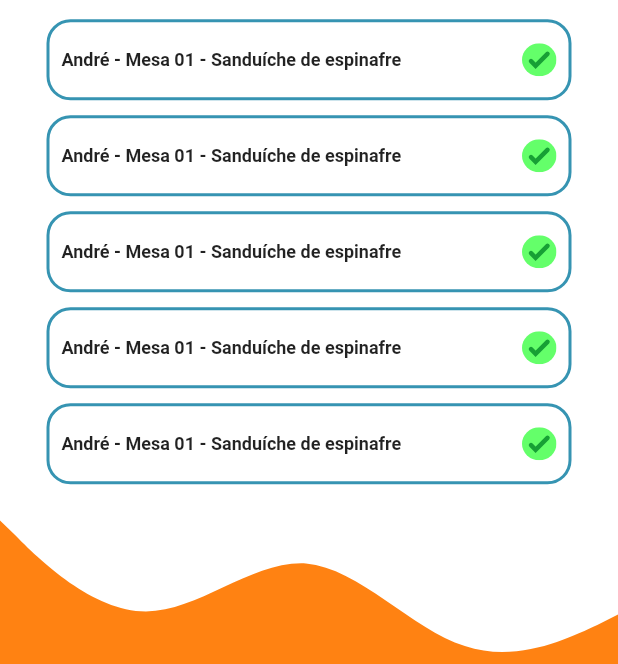
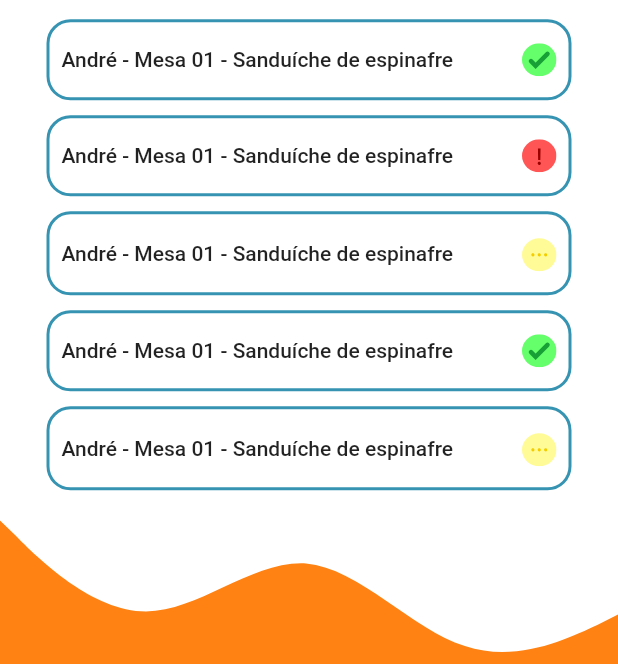
Before and after one commit to Reactweb23/e_pedidos, a Flutter app: the HomePag screen opened by its route, on a phone screen of 412 x 824 dp, the part 572-1236 px from its top. Run offline on Flutter 3.47's test engine with Material 2 defaults, Android fonts, the light colour scheme and no system bars; our stand-ins replace flutter_svg.

Commit message:
refactor: ajusted custom card orders and drawer

```diff
--- a/lib/pages/home_page.dart
+++ b/lib/pages/home_page.dart
@@ -37,11 +37,26 @@ class _HomePagState extends State<HomePag> {
               Expanded(
                   child: ListView(
                 children: const [
-                  CardOrders(),
-                  CardOrders(),
-                  CardOrders(),
-                  CardOrders(),
-                  CardOrders(),
+                  CardOrders(
+                    text: 'André - Mesa 01 - Sanduíche de espinafre',
+                    svgPath: 'lib/assets/icons_orders/icon_green.svg',
+                  ),
+                  CardOrders(
+                    text: 'André - Mesa 01 - Sanduíche de espinafre',
+                    svgPath: 'lib/assets/icons_orders/icon_red.svg',
+                  ),
+                  CardOrders(
+                    text: 'André - Mesa 01 - Sanduíche de espinafre',
+                    svgPath: 'lib/assets/icons_orders/icon_yellow.svg',
+                  ),
+                  CardOrders(
+                    text: 'André - Mesa 01 - Sanduíche de espinafre',
+                    svgPath: 'lib/assets/icons_orders/icon_green.svg',
+                  ),
+                  CardOrders(
+                    text: 'André - Mesa 01 - Sanduíche de espinafre',
+                    svgPath: 'lib/assets/icons_orders/icon_yellow.svg',
+                  ),
                 ],
               ))
             ],
--- a/lib/pages/orders_page.dart
+++ b/lib/pages/orders_page.dart
@@ -11,6 +11,9 @@ class OrdersPage extends StatefulWidget {
 class _OrdersPageState extends State<OrdersPage> {
   @override
   Widget build(BuildContext context) {
-    return const CustomLayout(child: Text('pedidos'));
+    return const CustomLayout(
+      child: Scaffold(
+
+      ));
   }
 }
--- a/lib/shared/widgets/custom_card_orders.dart
+++ b/lib/shared/widgets/custom_card_orders.dart
@@ -2,7 +2,14 @@ import 'package:flutter/material.dart';
 import 'package:flutter_svg/flutter_svg.dart';
 
 class CardOrders extends StatefulWidget {
-  const CardOrders({super.key});
+  final String text;
+  final String svgPath;
+
+  const CardOrders({
+    Key? key,
+    required this.text,
+    required this.svgPath,
+  }) : super(key: key);
 
   @override
   State<CardOrders> createState() => _CardOrdersState();
@@ -17,15 +24,20 @@ class _CardOrdersState extends State<CardOrders> {
         padding: const EdgeInsets.symmetric(horizontal: 8, vertical: 14),
         width: MediaQuery.of(context).size.width,
         decoration: BoxDecoration(
-            borderRadius: BorderRadius.circular(16),
-            border: Border.all(
-                color: const Color.fromRGBO(54, 148, 178, 1), width: 2.0)),
+          borderRadius: BorderRadius.circular(16),
+          border: Border.all(
+            color: const Color.fromRGBO(54, 148, 178, 1),
+            width: 2.0,
+          ),
+        ),
         child: Row(
           mainAxisAlignment: MainAxisAlignment.spaceBetween,
           children: [
-            const Text('André - Mesa 01 - Sanduíche de espinafre',
-                style: TextStyle(fontSize: 12, fontWeight: FontWeight.w700)),
-            SvgPicture.asset('lib/assets/icons_orders/icon_green.svg'),
+            Text(
+              widget.text,
+              style: const TextStyle(fontSize: 14, fontWeight: FontWeight.w500),
+            ),
+            SvgPicture.asset(widget.svgPath),
           ],
         ),
       ),
--- a/lib/shared/widgets/custom_drawer.dart
+++ b/lib/shared/widgets/custom_drawer.dart
@@ -30,9 +30,12 @@ class _CustomDrawerState extends State<CustomDrawer> {
             style: TextStyle(
                 fontWeight: FontWeight.w500, fontSize: 14, color: Colors.white),
           )),
-          const ListTile(
-            leading: Icon(Icons.description_sharp),
-            title: Text("Pedidos",
+           ListTile(
+            onTap: (){
+              Navigator.of(context).pushNamed('/orders');
+            },
+            leading: const Icon(Icons.description_sharp),
+            title: const Text("Pedidos",
             style: TextStyle(
                 fontWeight: FontWeight.w500, fontSize: 18, color: Color.fromRGBO(131, 131, 131, 1)),
           )),
--- a/lib/shared/widgets/custom_layout.dart
+++ b/lib/shared/widgets/custom_layout.dart
@@ -10,7 +10,7 @@ class CustomLayout extends StatelessWidget {
   @override
   Widget build(BuildContext context) {
     return Scaffold(
-      backgroundColor: Colors.transparent,
+      backgroundColor: Colors.white,
       appBar: AppBar(
         backgroundColor: Colors.white,
         title: const Padding(
```
Also changed, not shown: lib/assets/touch_icon.svg (added).
